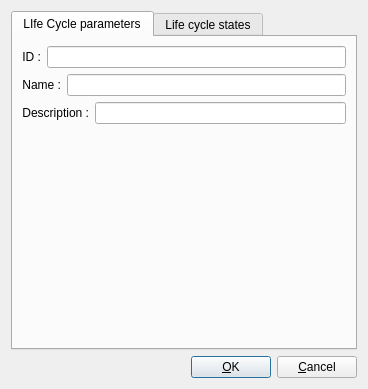
Before: the Qt Designer form ddocclient/kksgui/ui/kks_life_cycle_form.ui in YuriyRusinov/reper, drawn with Qt 5.
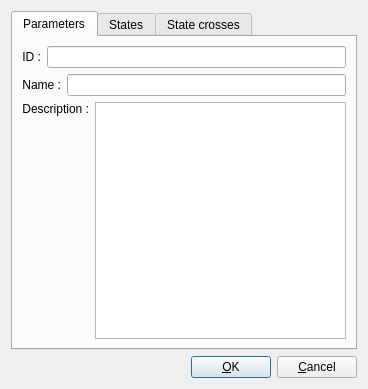
After: the same form once the commit is applied.

Commit message: Descripton in QTextEdit

```diff
--- a/ddocclient/kksgui/ui/kks_life_cycle_form.ui
+++ b/ddocclient/kksgui/ui/kks_life_cycle_form.ui
@@ -21,7 +21,7 @@
      </property>
      <widget class="QWidget" name="tab_life_cycle">
       <attribute name="title">
-       <string>LIfe Cycle parameters</string>
+       <string>Parameters</string>
       </attribute>
       <layout class="QGridLayout" name="gridLayout_4">
        <item row="0" column="0">
@@ -70,33 +70,20 @@
             <string>&lt;html&gt;&lt;head/&gt;&lt;body&gt;&lt;p&gt;Description :&lt;/p&gt;&lt;/body&gt;&lt;/html&gt;</string>
            </property>
            <property name="alignment">
-            <set>Qt::AlignRight|Qt::AlignTrailing|Qt::AlignVCenter</set>
+            <set>Qt::AlignRight|Qt::AlignTop|Qt::AlignTrailing</set>
            </property>
           </widget>
          </item>
          <item>
-          <widget class="QLineEdit" name="lEDescription"/>
+          <widget class="QTextEdit" name="tEDescription"/>
          </item>
         </layout>
        </item>
-       <item row="3" column="0">
-        <spacer name="vLcSpacer">
-         <property name="orientation">
-          <enum>Qt::Vertical</enum>
-         </property>
-         <property name="sizeHint" stdset="0">
-          <size>
-           <width>20</width>
-           <height>224</height>
-          </size>
-         </property>
-        </spacer>
-       </item>
       </layout>
      </widget>
      <widget class="QWidget" name="tab_life_cycle_states">
       <attribute name="title">
-       <string>Life cycle states</string>
+       <string>States</string>
       </attribute>
       <layout class="QGridLayout" name="gridLayout_3">
        <item row="0" column="0">
@@ -261,6 +248,11 @@
        </item>
       </layout>
      </widget>
+     <widget class="QWidget" name="tab_states_crosses">
+      <attribute name="title">
+       <string>State crosses</string>
+      </attribute>
+     </widget>
     </widget>
    </item>
    <item row="1" column="0">
```
Left out of the diff: 20 changed lines with no effect on the pictures. The commit also changes 11 other files.
